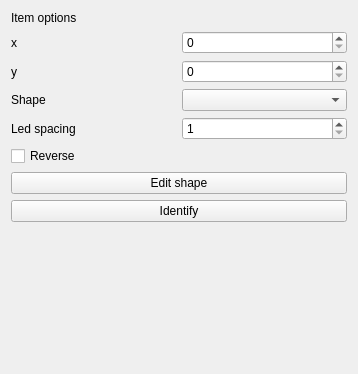
Qt form ui/ItemOptions.ui (Fefedu973/OpenRGBVisualMapPlugin) before a commit.
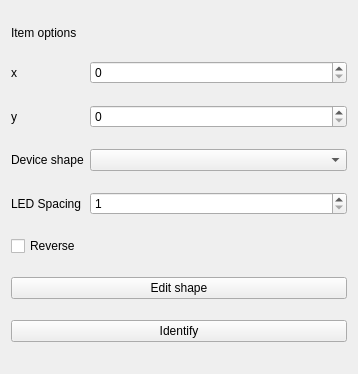
The same form after that commit.

Commit message: Simplify global layout + added frames

The edit to the form file:
```diff
--- a/ui/ItemOptions.ui
+++ b/ui/ItemOptions.ui
@@ -19,19 +19,17 @@
   <property name="windowTitle">
    <string>Form</string>
   </property>
-  <layout class="QGridLayout" name="gridLayout">
-   <item row="0" column="0">
-    <layout class="QGridLayout" name="gridLayout_2">
-     <item row="0" column="0" colspan="2">
-      <widget class="QLabel" name="label_4">
-       <property name="sizePolicy">
-        <sizepolicy hsizetype="Preferred" vsizetype="Maximum">
-         <horstretch>0</horstretch>
-         <verstretch>0</verstretch>
-        </sizepolicy>
-       </property>
-       <property name="text">
-        <string>Item options</string>
+  <layout class="QGridLayout" name="gridLayout" columnstretch="0,1">
+   <item row="3" column="1">
+    <widget class="QComboBox" name="shape_comboBox"/>
+   </item>
+   <item row="4" column="1">
+    <widget class="QSpinBox" name="led_spacing_spinBox">
+     <property name="minimum">
+      <number>1</number>
+     </property>
+     <property name="maximum">
+      <number>16</number>
        </property>
       </widget>
      </item>
@@ -49,30 +47,6 @@
        </property>
       </widget>
      </item>
-     <item row="5" column="0" colspan="2">
-      <widget class="QCheckBox" name="reverse_checkBox">
-       <property name="text">
-        <string>Reverse</string>
-       </property>
-      </widget>
-     </item>
-     <item row="3" column="0">
-      <widget class="QLabel" name="label_2">
-       <property name="text">
-        <string>Shape</string>
-       </property>
-      </widget>
-     </item>
-     <item row="4" column="1">
-      <widget class="QSpinBox" name="led_spacing_spinBox">
-       <property name="minimum">
-        <number>1</number>
-       </property>
-       <property name="maximum">
-        <number>16</number>
-       </property>
-      </widget>
-     </item>
      <item row="1" column="1">
       <widget class="QSpinBox" name="x_spinBox">
        <property name="maximum">
@@ -80,16 +54,6 @@
        </property>
       </widget>
      </item>
-     <item row="3" column="1">
-      <widget class="QComboBox" name="shape_comboBox"/>
-     </item>
-     <item row="4" column="0">
-      <widget class="QLabel" name="led_spacing_label">
-       <property name="text">
-        <string>Led spacing</string>
-       </property>
-      </widget>
-     </item>
      <item row="2" column="1">
       <widget class="QSpinBox" name="y_spinBox">
        <property name="maximum">
@@ -97,18 +61,19 @@
        </property>
       </widget>
      </item>
-     <item row="8" column="0" colspan="2">
-      <spacer name="verticalSpacer">
-       <property name="orientation">
-        <enum>Qt::Vertical</enum>
-       </property>
-       <property name="sizeHint" stdset="0">
-        <size>
-         <width>20</width>
-         <height>40</height>
-        </size>
-       </property>
-      </spacer>
+   <item row="4" column="0">
+    <widget class="QLabel" name="led_spacing_label">
+     <property name="text">
+      <string>LED Spacing</string>
+     </property>
+    </widget>
+   </item>
+   <item row="3" column="0">
+    <widget class="QLabel" name="label_2">
+     <property name="text">
+      <string>Device shape</string>
+     </property>
+    </widget>
      </item>
      <item row="6" column="0" colspan="2">
       <widget class="QPushButton" name="edit_shape_button">
@@ -124,7 +89,25 @@
        </property>
       </widget>
      </item>
-    </layout>
+   <item row="5" column="0" colspan="2">
+    <widget class="QCheckBox" name="reverse_checkBox">
+     <property name="text">
+      <string>Reverse</string>
+     </property>
+    </widget>
+   </item>
+   <item row="0" column="0" colspan="2">
+    <widget class="QLabel" name="label_4">
+     <property name="sizePolicy">
+      <sizepolicy hsizetype="Preferred" vsizetype="Maximum">
+       <horstretch>0</horstretch>
+       <verstretch>0</verstretch>
+      </sizepolicy>
+     </property>
+     <property name="text">
+      <string>Item options</string>
+     </property>
+    </widget>
    </item>
   </layout>
  </widget>
```
Lines whose indentation alone changed are shown as unchanged. The commit also changes 4 other files.
